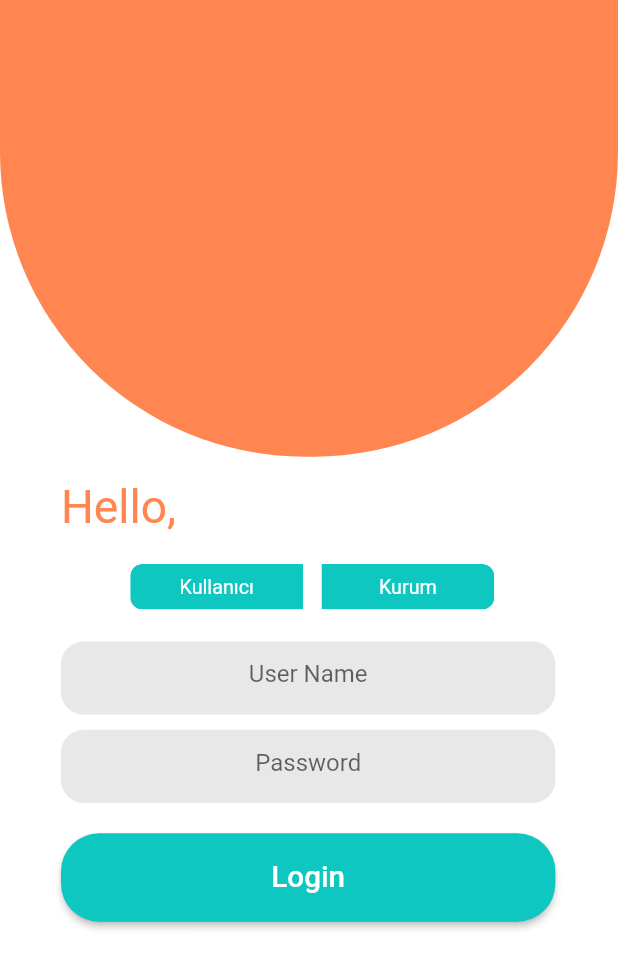
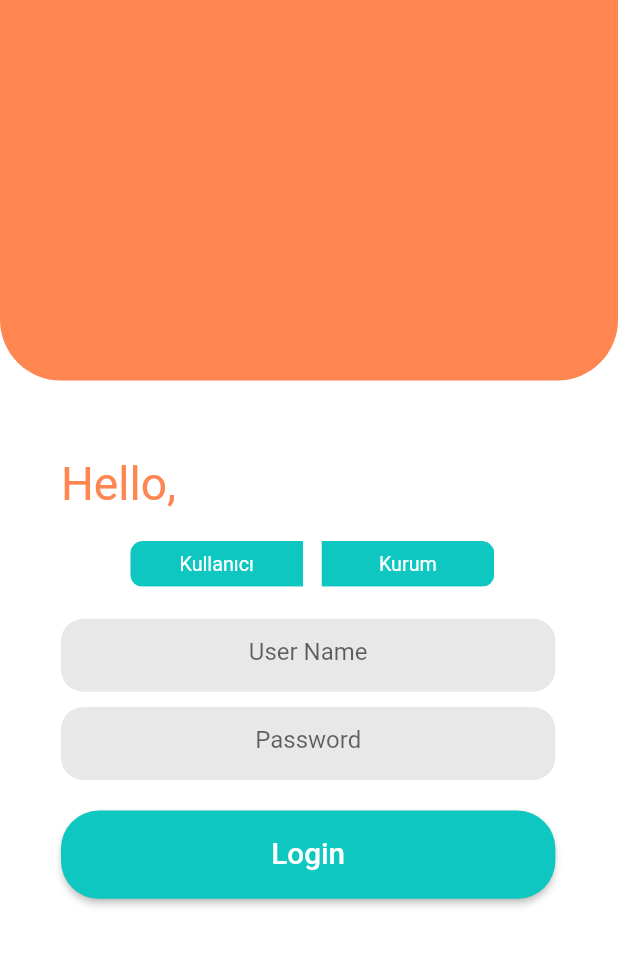
Before and after one commit to DargaHasanBasri/solution_challenge_project, a Flutter app: the screen it shows after launch, on a phone screen of 412 x 824 dp. Shown: the top 969 px of the screen. Run offline on Flutter 3.47's test engine with Material 2 defaults, Android fonts, the phone set to English and light mode, and no system bars; our stand-ins replace flutter_screenutil, get.

Commit message:
login page logo fixed

```diff
--- a/lib/export.dart
+++ b/lib/export.dart
@@ -17,3 +17,4 @@ export 'package:solution_challenge_project/views/login_and_register/companents/u
 export 'package:solution_challenge_project/views/login_and_register/companents/action_button.dart';
 export 'package:solution_challenge_project/views/login_and_register/login_page.dart';
 export 'package:solution_challenge_project/views/login_and_register/companents/password_textformfield.dart';
+export 'package:solution_challenge_project/views/login_and_register/companents/login_page_logo.dart';
--- /dev/null
+++ b/lib/views/login_and_register/companents/login_page_logo.dart
@@ -0,0 +1,22 @@
+import 'package:solution_challenge_project/export.dart';
+
+class LoginPageLogo extends StatelessWidget {
+  const LoginPageLogo({
+    super.key,
+  });
+
+  @override
+  Widget build(BuildContext context) {
+    return Container(
+      width: 444.w,
+      height: 250.h,
+      decoration: BoxDecoration(
+        color: AppConstants.mainOrange,
+        borderRadius: BorderRadius.only(
+          bottomLeft: Radius.circular(40.r),
+          bottomRight: Radius.circular(40.r),
+        ),
+      ),
+    );
+  }
+}
--- a/lib/views/login_and_register/login_page.dart
+++ b/lib/views/login_and_register/login_page.dart
@@ -10,19 +10,9 @@ class LoginPage extends StatelessWidget {
         child: Column(
           crossAxisAlignment: CrossAxisAlignment.start,
           children: [
-            Container(
-              width: 444.w,
-              height: 300.h,
-              decoration: BoxDecoration(
-                color: AppConstants.mainOrange,
-                borderRadius: BorderRadius.only(
-                  bottomLeft: Radius.circular(200.r),
-                  bottomRight: Radius.circular(200.r),
-                ),
-              ),
-            ),
+            const LoginPageLogo(),
             Padding(
-              padding: EdgeInsets.only(top: 15.h, left: 37.w),
+              padding: EdgeInsets.only(top: 50.h, left: 37.w),
               child: Text(
                 "Hello,",
                 style: TextStyle(
```
